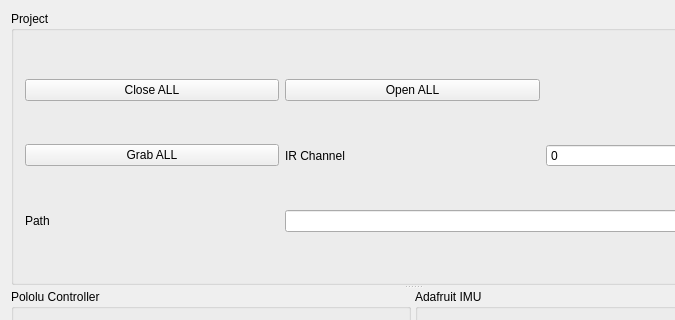
Old version of the form mainwindow.ui in the repository SilvioGiancola/OdroidXU4; both pictures show x 0 to 675 and y 0 to 320 of the 825 by 422 pixel window.
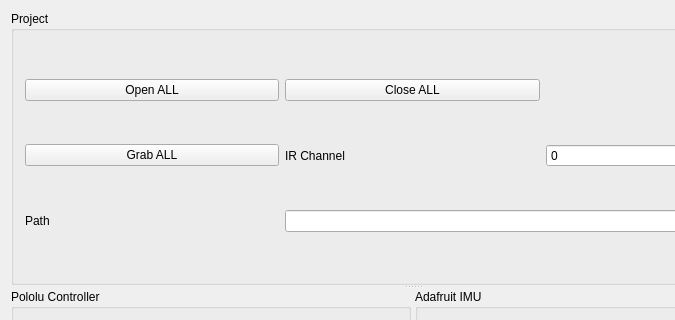
New version of the form. Custom widgets are drawn as their Qt base class.

```diff
--- a/mainwindow.ui
+++ b/mainwindow.ui
@@ -31,64 +31,63 @@
         <string>Project</string>
        </property>
        <layout class="QGridLayout" name="gridLayout_2">
-        <item row="0" column="1">
-         <widget class="QPushButton" name="pushButton_closeall">
-          <property name="text">
-           <string>Close ALL</string>
-          </property>
-         </widget>
-        </item>
-        <item row="1" column="1">
+        <item row="2" column="1">
          <widget class="QPushButton" name="pushButton_graball">
           <property name="text">
            <string>Grab ALL</string>
           </property>
          </widget>
         </item>
-        <item row="1" column="3">
+        <item row="2" column="3">
          <widget class="QSpinBox" name="spinBox_indexChannel">
           <property name="maximum">
            <number>5</number>
           </property>
          </widget>
         </item>
-        <item row="0" column="2">
-         <widget class="QPushButton" name="pushButton_openall">
-          <property name="text">
-           <string>Open ALL</string>
-          </property>
-         </widget>
-        </item>
-        <item row="2" column="2" colspan="2">
+        <item row="3" column="2" colspan="2">
          <widget class="QLineEdit" name="lineEdit_path">
           <property name="text">
            <string/>
           </property>
          </widget>
         </item>
-        <item row="1" column="2">
+        <item row="2" column="2">
          <widget class="QLabel" name="label">
           <property name="text">
            <string>IR Channel</string>
           </property>
          </widget>
         </item>
-        <item row="2" column="1">
+        <item row="3" column="1">
          <widget class="QLabel" name="label_2">
           <property name="text">
            <string>Path</string>
           </property>
          </widget>
         </item>
+        <item row="0" column="2">
+         <widget class="QPushButton" name="pushButton_closeall">
+          <property name="text">
+           <string>Close ALL</string>
+          </property>
+         </widget>
+        </item>
+        <item row="0" column="1">
+         <widget class="QPushButton" name="pushButton_openall">
+          <property name="text">
+           <string>Open ALL</string>
+          </property>
+         </widget>
+        </item>
        </layout>
-       <zorder>splitter</zorder>
-       <zorder>pushButton_closeall</zorder>
        <zorder>pushButton_graball</zorder>
        <zorder>spinBox_indexChannel</zorder>
        <zorder>label</zorder>
-       <zorder>pushButton_openall</zorder>
        <zorder>label_2</zorder>
        <zorder>lineEdit_path</zorder>
+       <zorder>pushButton_closeall</zorder>
+       <zorder>pushButton_openall</zorder>
       </widget>
       <widget class="QSplitter" name="splitter">
        <property name="orientation">
```
